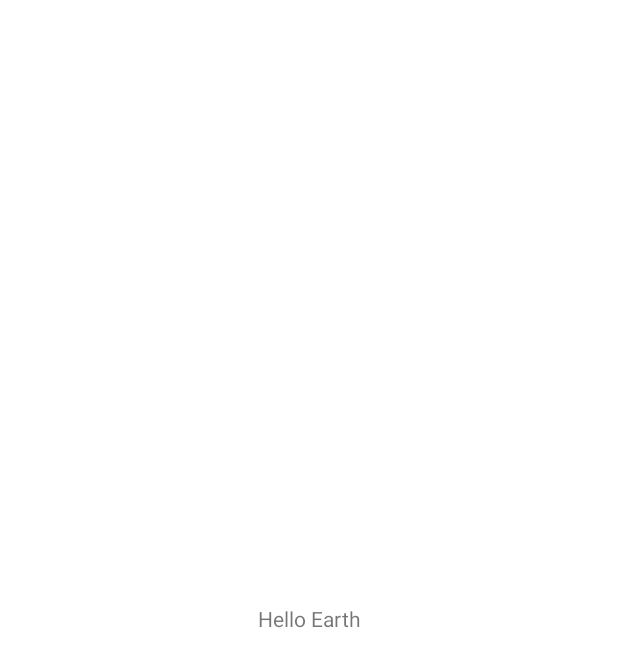
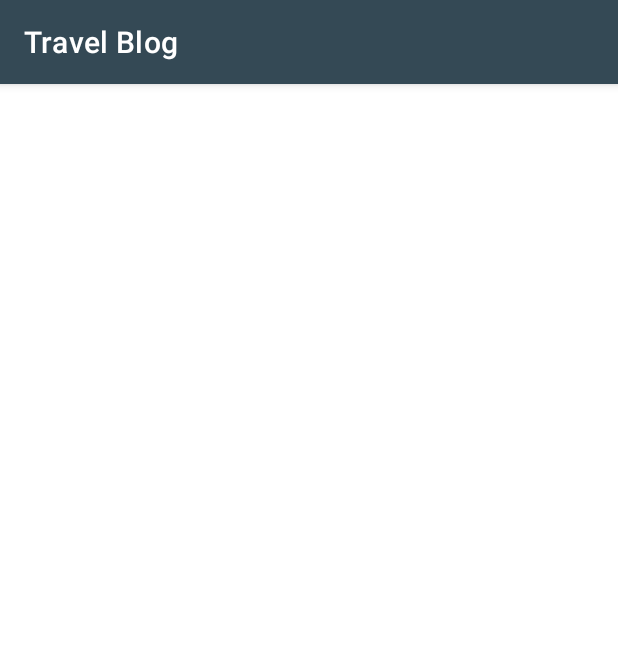
Before and after one commit to bbperdomo/Travel_Blog_A, an Android app: the MainActivity screen opened directly, with no data from a screen before it, on a phone screen of 412 x 824 dp. Before the commit the part shown is almost empty. Shown: the top 667 px of the screen. Run offline under Robolectric (Android 15) with nearby library versions, the phone set to English and light mode, and no system bars; 2 statements that could not run were skipped.

Commit message:
created recyclerview view

```diff
--- a/app/src/main/res/layout/activity_main.xml
+++ b/app/src/main/res/layout/activity_main.xml
@@ -6,8 +6,7 @@
     xmlns:app="http://schemas.android.com/apk/res-auto"
     xmlns:tools="http://schemas.android.com/tools"
     android:layout_width="match_parent"
-    android:layout_height="match_parent"
-    tools:context=".MainActivity">
+    android:layout_height="match_parent">
 
 <!--    textview is the component that renders text
         EditText is an input field component where users can type text
@@ -27,14 +26,42 @@
 <!--    layout_constraintBottom_toBottomOf attribute declares a constraint to align the bottom of the view to the bottom of the ConstraintLayout-->
 <!--    layout_constraintLeft_toLeftOf attribute declares a constraint to align the left of the view to the left of the ConstraintLayout-->
 <!--    layout_constraintRight_toRightOf attribute declares a constraint to align the right of the view to the right of the ConstraintLayout-->
-    <TextView
-        android:id="@+id/mainTextView"
-        android:layout_width="wrap_content"
+
+
+<!-- layout consists of two elements: toolbar and a list -->
+
+    <com.google.android.material.appbar.AppBarLayout
+        android:id="@+id/toolbar"
+        android:layout_width="match_parent"
         android:layout_height="wrap_content"
-        android:text="Hello Github!"
+        app:layout_constraintLeft_toLeftOf="parent"
+        app:layout_constraintLeft_toRightOf="parent"
+        app:layout_constraintTop_toTopOf="parent">
+
+        <com.google.android.material.appbar.MaterialToolbar
+            android:layout_width="match_parent"
+            android:layout_height="wrap_content"
+            app:title="Travel Blog"
+            app:titleTextColor="@android:color/white" />
+
+    </com.google.android.material.appbar.AppBarLayout>
+
+
+
+<!--view that renders a list -->
+    <androidx.recyclerview.widget.RecyclerView
+        android:id="@+id/recyclerView"
+        android:layout_width="match_parent"
+        android:layout_height="0dp"
         app:layout_constraintBottom_toBottomOf="parent"
         app:layout_constraintLeft_toLeftOf="parent"
-        app:layout_constraintRight_toRightOf="parent"
-        app:layout_constraintTop_toTopOf="parent" />
+        app:layout_constraintLeft_toRightOf="parent"
+        app:layout_constraintTop_toBottomOf="@+id/toolbar"
+        tools:listitem="@layout/item_main"
+        />
+
+
+
+
 
 </androidx.constraintlayout.widget.ConstraintLayout>
```
